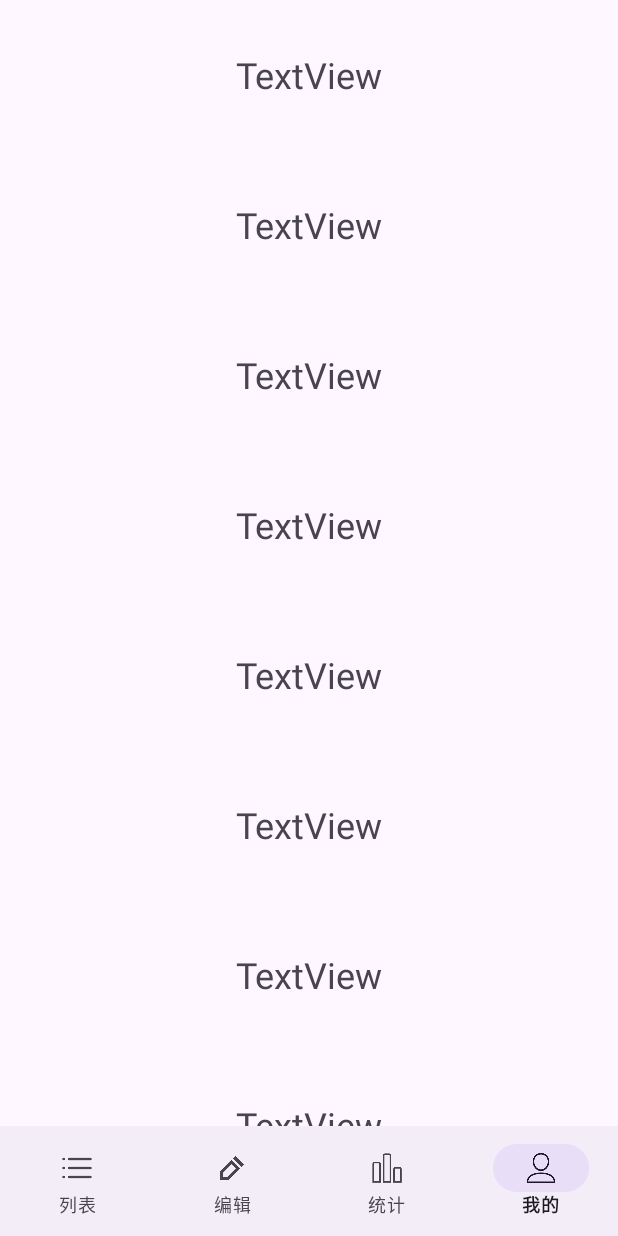
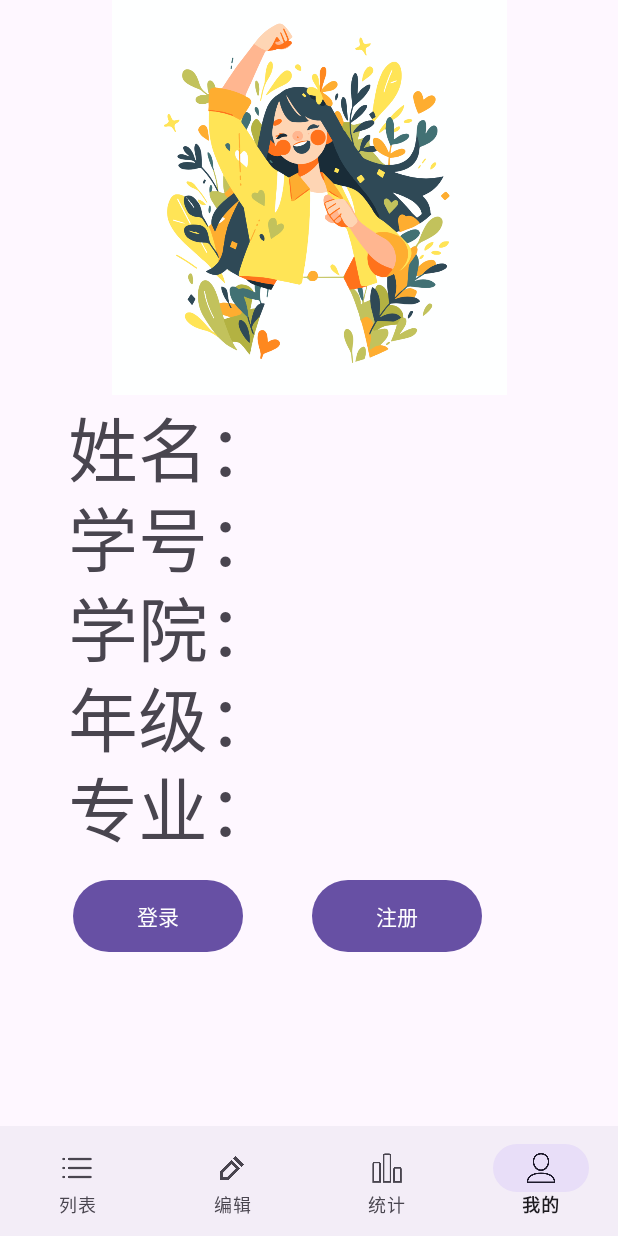
Before and after one commit to moshukuaidou/huixingzhen, an Android app: the screen it shows after launch (MainActivity), item 4 of the bottom bar chosen, on a phone screen of 412 x 824 dp. Run offline under Robolectric (Android 15) with nearby library versions, the phone set to English and light mode, and no system bars.

Commit message:
第三次提交，补全统计页面和个人信息页面，未实装登录与注册功能

```diff
--- a/app/src/main/java/com/example/list/Frag_List.java
+++ b/app/src/main/java/com/example/list/Frag_List.java
@@ -230,10 +230,7 @@ private void additem(String time,String data,int id){
 if (id==this.mData.get(position).getid()) {
     Cursor cursor = dbhelper.queryById(id);
     if (cursor.moveToFirst()) {
-
-
         temp.setId(cursor.getInt(cursor.getColumnIndexOrThrow("_id")));
-
         temp.setBrain_remind(cursor.getInt(cursor.getColumnIndexOrThrow("brain_remind")));
         temp.setSpeak_remind(cursor.getInt(cursor.getColumnIndexOrThrow("speak_remind")));
         temp.setRe_think(cursor.getInt(cursor.getColumnIndexOrThrow("re_think")));
@@ -248,8 +245,6 @@ if (id==this.mData.get(position).getid()) {
         temp.setReviewDay_14(cursor.getInt(cursor.getColumnIndexOrThrow("reviewday_14")));
         temp.setReviewDay_21(cursor.getInt(cursor.getColumnIndexOrThrow("reviewday_21")));
         temp.setReviewDay_30(cursor.getInt(cursor.getColumnIndexOrThrow("reviewday_30")));
-
-
     }
     cursor.close();
 }else {
--- a/app/src/main/java/com/example/list/MyAdapter.java
+++ b/app/src/main/java/com/example/list/MyAdapter.java
@@ -135,9 +135,9 @@ public class MyAdapter extends BaseAdapter {
                     buttonClickListener.onButtonClick(position,uniqueId);
                 }
 
+
             }
         });
-
         return convertView;
     }
 
--- a/app/src/main/res/layout/fragment_mine.xml
+++ b/app/src/main/res/layout/fragment_mine.xml
@@ -1,77 +1,85 @@
 <FrameLayout xmlns:android="http://schemas.android.com/apk/res/android"
+    xmlns:app="http://schemas.android.com/apk/res-auto"
     xmlns:tools="http://schemas.android.com/tools"
     android:layout_width="match_parent"
-    android:layout_height="match_parent"
-    tools:context="com.example.mine.mine">
+    tools:context="com.example.mine.mine" android:layout_height="match_parent">
 
     <LinearLayout
         android:layout_width="match_parent"
         android:layout_height="match_parent"
-        android:orientation="vertical">
+        android:orientation="vertical"
+        tools:ignore="ExtraText">
 
-        <TextView
-            android:id="@+id/textView6"
+        <ImageView
+            android:id="@+id/imageView"
             android:layout_width="match_parent"
-            android:layout_height="150px"
-            android:text="TextView"
-            android:gravity="center"
-            android:textSize="24sp" />
+            android:layout_height="263dp"
+            android:contentDescription="TODO"
+          android:src="@drawable/victory" />
 
         <TextView
             android:id="@+id/textView7"
             android:layout_width="match_parent"
-            android:layout_height="150px"
-            android:gravity="center"
-            android:textSize="24sp"
-            android:text="TextView" />
+            android:layout_height="90px"
+            android:textSize="70px"
+            android:text="    姓名：" />
 
         <TextView
-            android:id="@+id/textView9"
+            android:id="@+id/textView17"
             android:layout_width="match_parent"
-            android:layout_height="150px"
-            android:gravity="center"
-            android:textSize="24sp"
-            android:text="TextView" />
+            android:layout_height="90px"
+            android:textSize="70px"
+            android:text="    学号：" />
 
         <TextView
-            android:id="@+id/textView12"
+            android:id="@+id/textView18"
             android:layout_width="match_parent"
-            android:layout_height="150px"
-            android:gravity="center"
-            android:textSize="24sp"
-            android:text="TextView" />
+            android:layout_height="90px"
+            android:textSize="70px"
+            android:text="    学院：" />
 
         <TextView
-            android:id="@+id/textView13"
+            android:id="@+id/textView20"
             android:layout_width="match_parent"
-            android:layout_height="150px"
-            android:gravity="center"
-            android:textSize="24sp"
-            android:text="TextView" />
-
+            android:layout_height="90px"
+            android:textSize="70px"
+            android:text="    年级：" />
 
         <TextView
-            android:id="@+id/textView14"
+            android:id="@+id/textView19"
             android:layout_width="match_parent"
-            android:layout_height="150px"
-            android:gravity="center"
-            android:textSize="24sp"
-            android:text="TextView" />
+            android:layout_height="90px"
+            android:textSize="70px"
+            android:text="    专业：" />
 
-        <TextView
-            android:id="@+id/textView15"
+        <androidx.constraintlayout.widget.ConstraintLayout
             android:layout_width="match_parent"
-            android:gravity="center"
-            android:textSize="24sp"
-            android:layout_height="150px"
-            android:text="TextView" />
+            android:layout_height="match_parent">
 
-        <TextView
-            android:id="@+id/textView16"
-            android:layout_width="match_parent"
-            android:layout_height="150px"
-            android:gravity="center"
-            android:textSize="24sp"
-            android:text="TextView" />
+            <Button
+                android:id="@+id/button4"
+                android:layout_width="113dp"
+                android:layout_height="56dp"
+                android:text="登录"
+                app:layout_constraintBottom_toBottomOf="parent"
+                app:layout_constraintEnd_toEndOf="parent"
+                app:layout_constraintHorizontal_bias="0.164"
+                app:layout_constraintStart_toStartOf="parent"
+                app:layout_constraintTop_toTopOf="parent"
+                app:layout_constraintVertical_bias="0.146" />
+
+            <Button
+                android:id="@+id/button6"
+                android:layout_width="113dp"
+                android:layout_height="56dp"
+                android:text="注册"
+                app:layout_constraintBottom_toBottomOf="parent"
+                app:layout_constraintEnd_toEndOf="parent"
+                app:layout_constraintHorizontal_bias="0.697"
+                app:layout_constraintStart_toStartOf="parent"
+                app:layout_constraintTop_toTopOf="parent"
+                app:layout_constraintVertical_bias="0.146" />
+
+        </androidx.constraintlayout.widget.ConstraintLayout>
     </LinearLayout>
 </FrameLayout>
```
Also changed, not shown: app/src/main/java/com/example/stats/stats.java (+102 -2 lines), app/src/main/res/layout/fragment_edit_blank.xml (deleted, +0 -18 lines), app/src/main/res/layout/fragment_stats.xml (+60 -4 lines), app/src/main/res/drawable/victory.png (added), app/src/main/res/drawable/victory_1.png (added).
